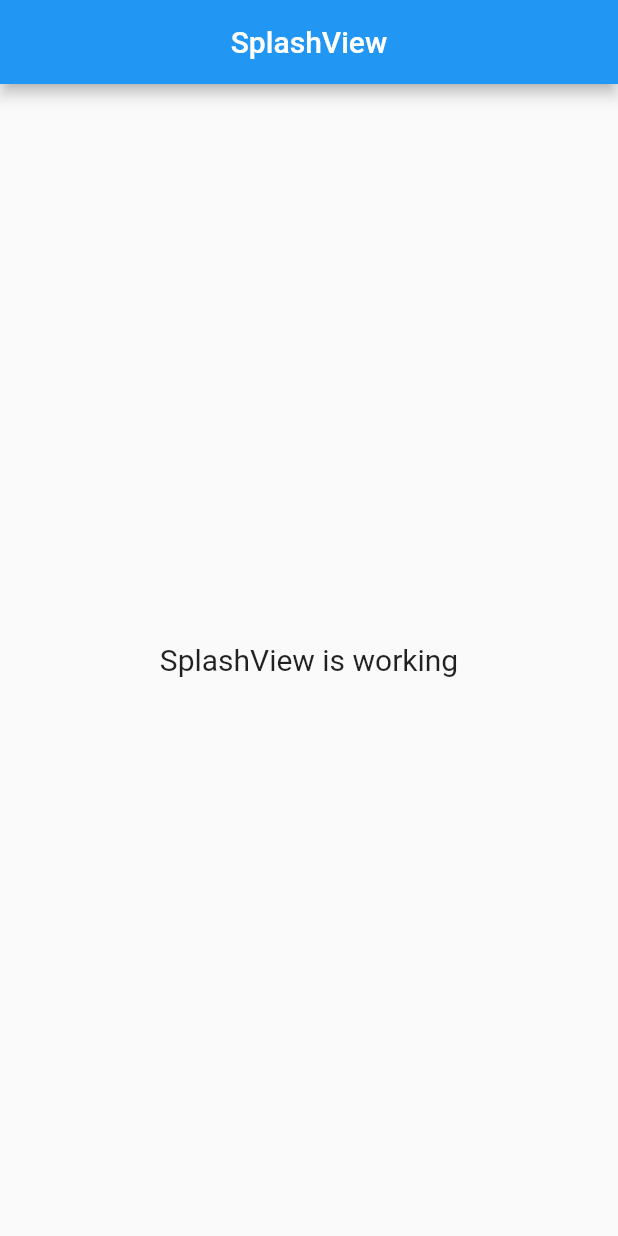
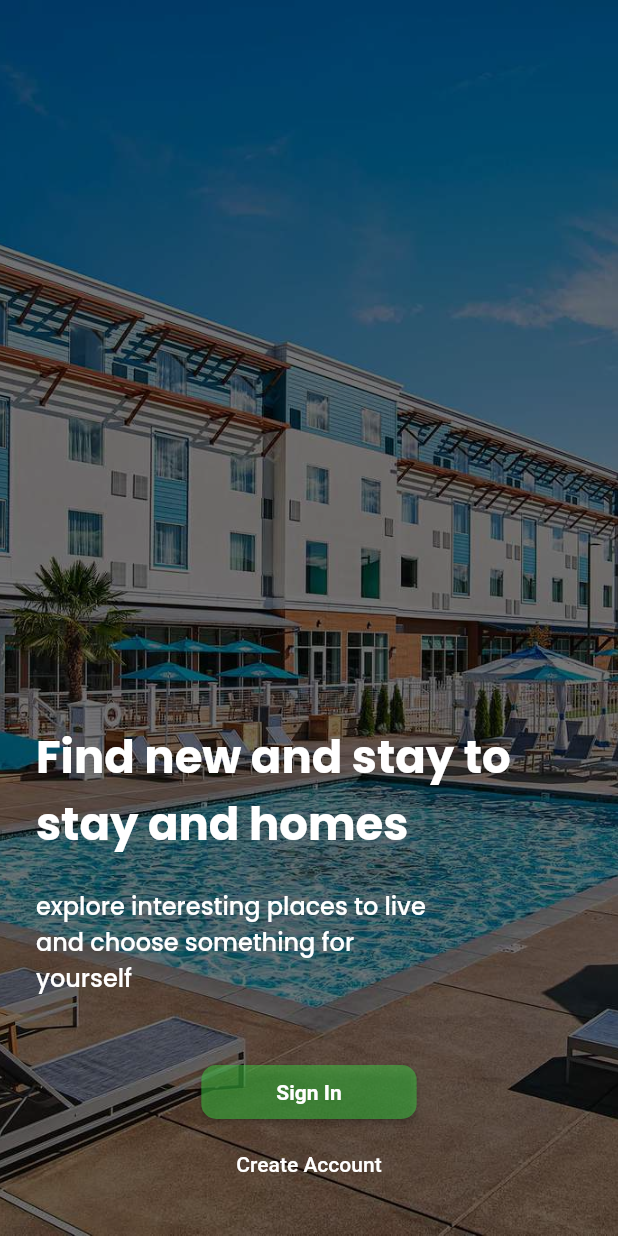
Before and after one commit to andrianazz/alterra_batch_4, a Flutter app: the screen it shows after launch, on a phone screen of 412 x 824 dp. Run offline on Flutter 3.47's test engine with Material 2 defaults, Android fonts, the phone set to English and light mode, and no system bars; our stand-ins replace get, google_fonts.

Commit message:
fix: splash screen view done

```diff
--- a/lib/app/modules/splash/views/splash_view.dart
+++ b/lib/app/modules/splash/views/splash_view.dart
@@ -1,6 +1,7 @@
 import 'package:flutter/material.dart';
 
 import 'package:get/get.dart';
+import 'package:google_fonts/google_fonts.dart';
 
 import '../controllers/splash_controller.dart';
 
@@ -9,15 +10,79 @@ class SplashView extends GetView<SplashController> {
   @override
   Widget build(BuildContext context) {
     return Scaffold(
-      appBar: AppBar(
-        title: const Text('SplashView'),
-        centerTitle: true,
-      ),
-      body: const Center(
-        child: Text(
-          'SplashView is working',
-          style: TextStyle(fontSize: 20),
-        ),
+      body: Stack(
+        children: [
+          const Image(
+            image: AssetImage('assets/splash.jpg'),
+            width: double.infinity,
+            height: double.infinity,
+            fit: BoxFit.cover,
+            color: Colors.black54,
+            colorBlendMode: BlendMode.darken,
+          ),
+          Container(
+            padding: const EdgeInsets.all(24),
+            child: Column(
+              mainAxisAlignment: MainAxisAlignment.end,
+              crossAxisAlignment: CrossAxisAlignment.start,
+              children: [
+                Text(
+                  "Find new and stay to stay and homes",
+                  style: GoogleFonts.poppins(
+                    color: Colors.white,
+                    fontSize: 30,
+                    fontWeight: FontWeight.bold,
+                  ),
+                ),
+                const SizedBox(height: 20),
+                Text(
+                  "explore interesting places to live \nand choose something for \nyourself",
+                  style: GoogleFonts.poppins(
+                    color: Colors.white,
+                    fontSize: 16,
+                    fontWeight: FontWeight.w500,
+                  ),
+                ),
+                const SizedBox(height: 40),
+                SizedBox(
+                  width: double.infinity,
+                  child: Column(
+                    crossAxisAlignment: CrossAxisAlignment.center,
+                    children: [
+                      ElevatedButton(
+                        onPressed: () {},
+                        style: ElevatedButton.styleFrom(
+                          padding: const EdgeInsets.symmetric(horizontal: 50),
+                          backgroundColor:
+                              const Color.fromARGB(130, 61, 201, 66),
+                          shape: RoundedRectangleBorder(
+                            borderRadius: BorderRadius.circular(10),
+                          ),
+                        ),
+                        child: const Text(
+                          "Sign In",
+                          style: TextStyle(
+                            color: Colors.white,
+                            fontWeight: FontWeight.bold,
+                          ),
+                        ),
+                      ),
+                      TextButton(
+                        onPressed: () {},
+                        child: const Text(
+                          "Create Account",
+                          style: TextStyle(
+                            color: Colors.white,
+                          ),
+                        ),
+                      ),
+                    ],
+                  ),
+                )
+              ],
+            ),
+          )
+        ],
       ),
     );
   }
--- a/lib/main.dart
+++ b/lib/main.dart
@@ -7,6 +7,7 @@ import 'app/routes/app_pages.dart';
 void main() {
   runApp(
     GetMaterialApp(
+      debugShowCheckedModeBanner: false,
       title: "Application",
       initialRoute: AppPages.INITIAL,
       getPages: AppPages.routes,
--- a/pubspec.yaml
+++ b/pubspec.yaml
@@ -8,6 +8,7 @@ environment:
 dependencies:
   cupertino_icons: ^1.0.2
   get: 4.6.5
+  google_fonts: 5.1.0
   flutter:
     sdk: flutter
 
@@ -17,4 +18,6 @@ dev_dependencies:
     sdk: flutter
 
 flutter:
+  assets:
+    - assets/
   uses-material-design: true
```
Also changed, not shown: assets/splash.jpg (added), pubspec.lock, 1 other file.
